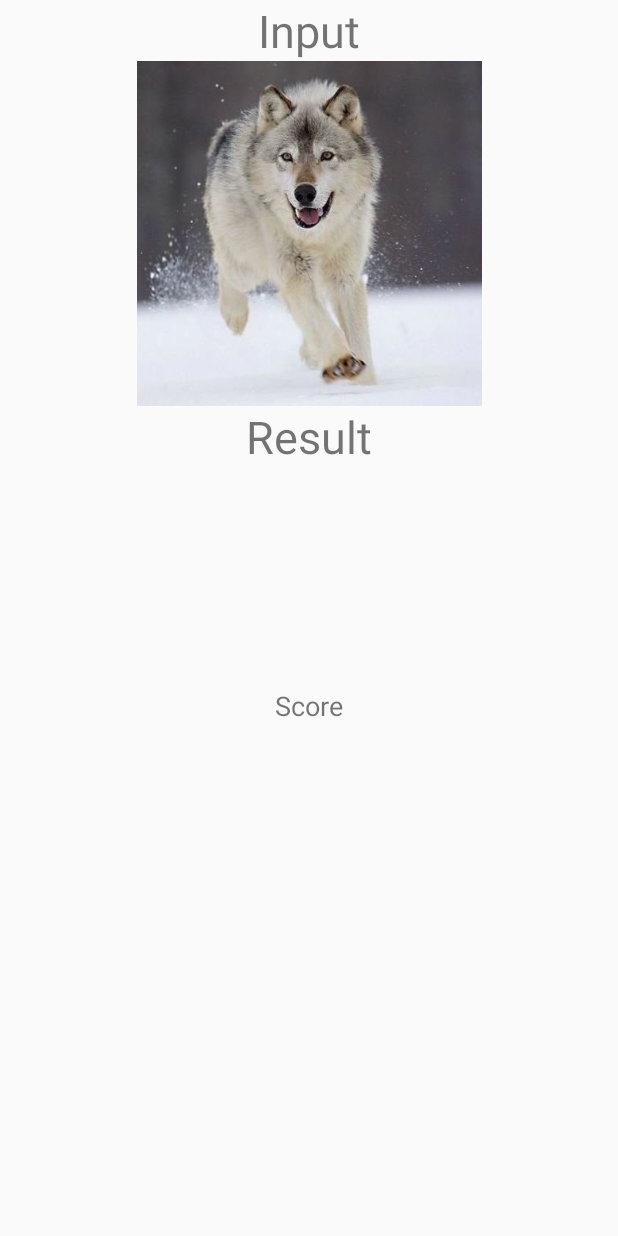
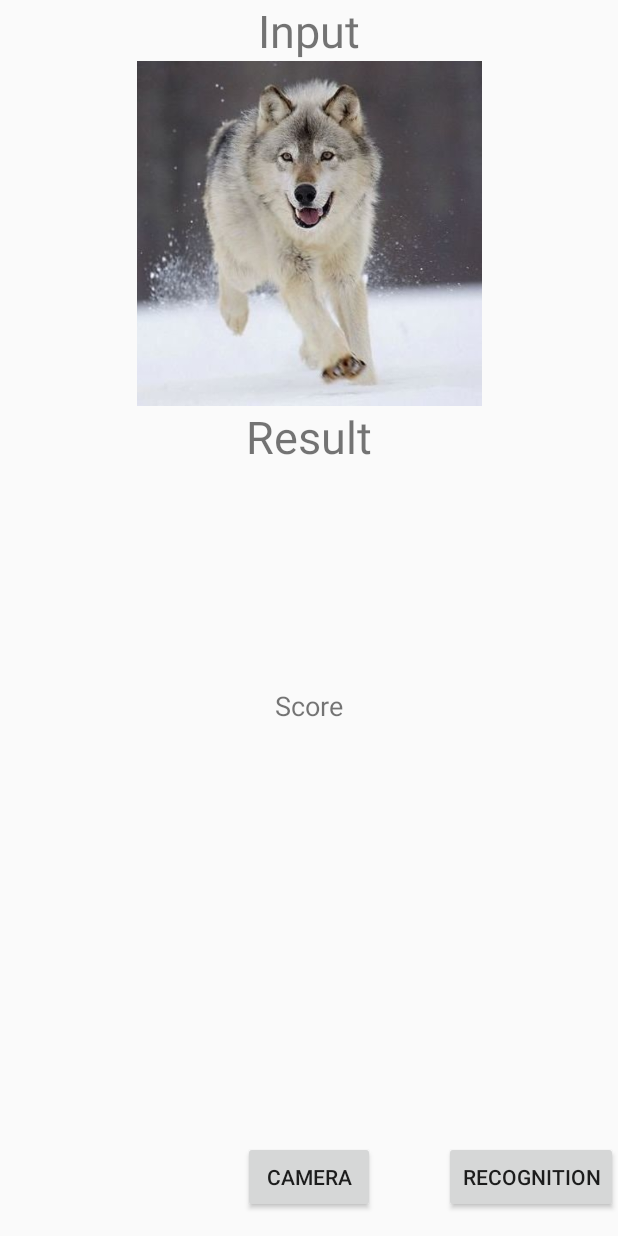
Before and after one commit to YukiMatsuoka0617/PytorchMobileTest, an Android app: the layout activity_main.xml on its own in the app's theme, with its tools: preview values and no code run, on a phone screen of 412 x 824 dp. Run offline under Robolectric (Android 15) with nearby library versions, the phone set to English and light mode, and no system bars.

Commit message:
Add Camera Recognition

```diff
--- a/PytorchTest/app/src/main/res/layout/activity_main.xml
+++ b/PytorchTest/app/src/main/res/layout/activity_main.xml
@@ -65,5 +65,29 @@
         app:layout_constraintStart_toStartOf="@+id/result1Score"
         app:layout_constraintTop_toBottomOf="@+id/result1Score" />
 
+    <Button
+        android:id="@+id/buttonCamera"
+        android:layout_width="wrap_content"
+        android:layout_height="wrap_content"
+        android:text="Camera"
+        app:layout_constraintBottom_toBottomOf="parent"
+        app:layout_constraintEnd_toEndOf="parent"
+        app:layout_constraintHorizontal_bias="0.5"
+        app:layout_constraintStart_toStartOf="parent"
+        app:layout_constraintTop_toTopOf="parent"
+        app:layout_constraintVertical_bias="0.98" />
+
+    <Button
+        android:id="@+id/buttonRecognition"
+        android:layout_width="wrap_content"
+        android:layout_height="wrap_content"
+        android:text="Recognition"
+        app:layout_constraintBottom_toBottomOf="parent"
+        app:layout_constraintEnd_toEndOf="parent"
+        app:layout_constraintHorizontal_bias="1.0"
+        app:layout_constraintStart_toStartOf="parent"
+        app:layout_constraintTop_toTopOf="parent"
+        app:layout_constraintVertical_bias="0.98" />
+
 
 </androidx.constraintlayout.widget.ConstraintLayout>
```
Also changed, not shown: PytorchTest/app/src/main/java/com/example/pytorchtest/MainActivity.java (+69 -16 lines), 1 other file.
